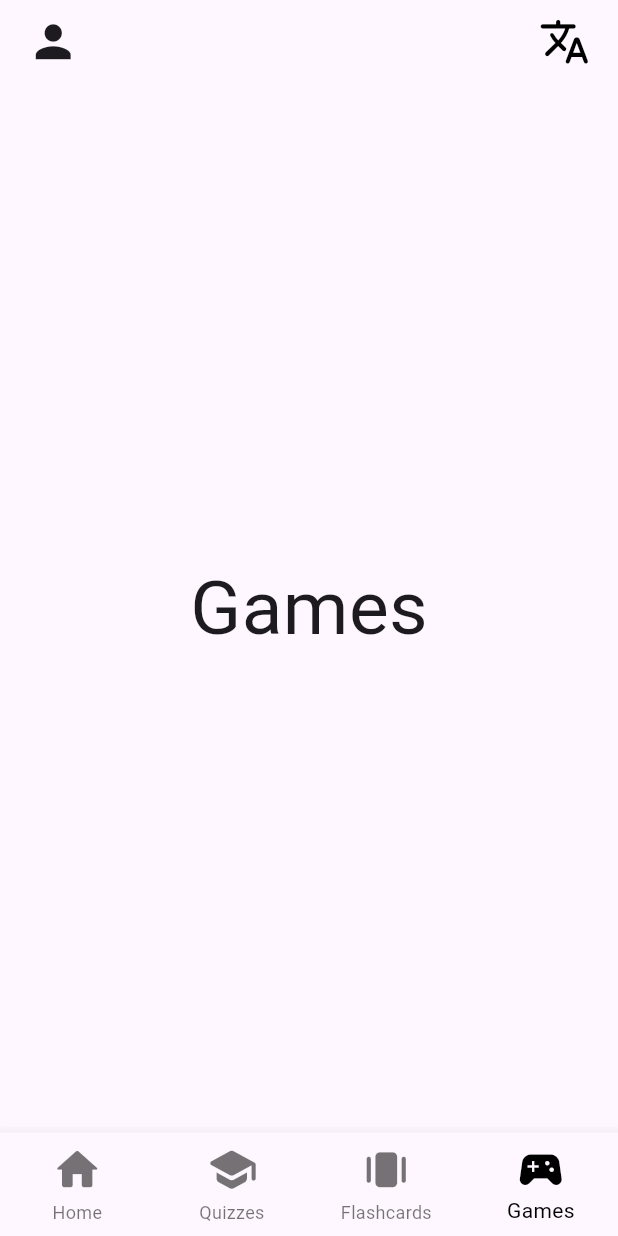
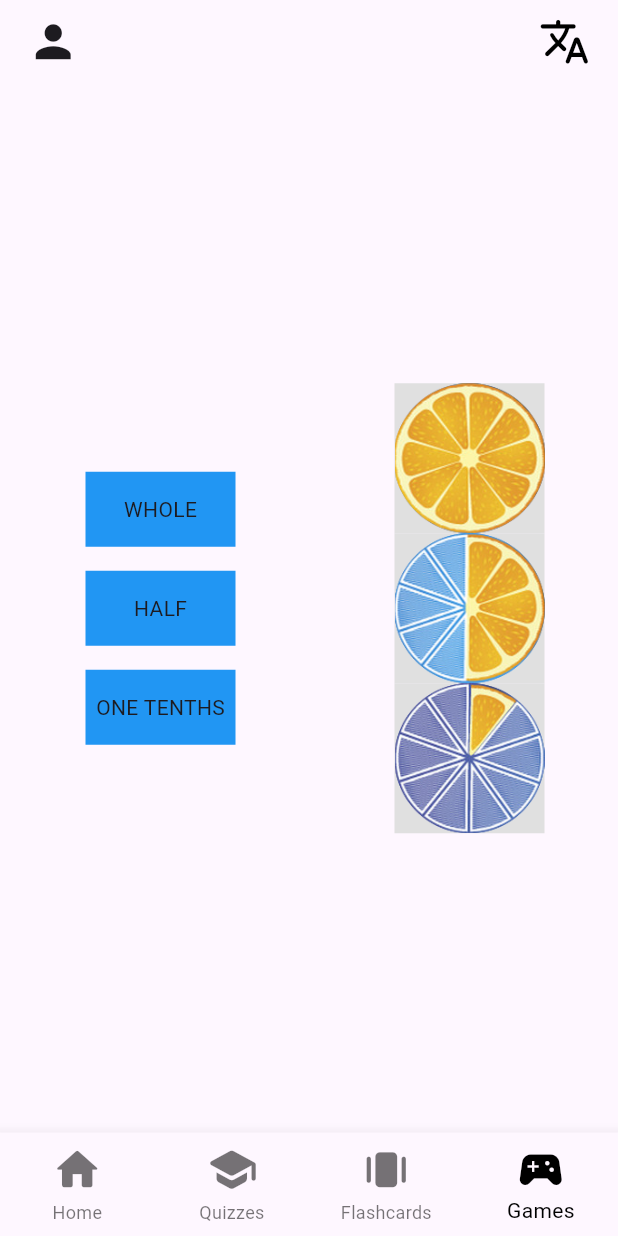
Before and after one commit to FIH-Fractions/bilingual_fractions_flutter_app, a Flutter app: the screen it shows after launch, item 4 of the bottom bar chosen, on a phone screen of 412 x 824 dp. Run offline on Flutter 3.47's test engine with Material 3 defaults, Android fonts, the phone set to English and light mode, and no system bars; our stand-ins replace flip_card, flutter_tts, table_calendar.

Commit message:
updated games section
Added a test page of match the following game. Also, added 3 images to assets folder. Used draggable function. now able to drag a tile to a specific target tile and it gets deleted.

```diff
--- a/lib/flashcard/flashcard_mainview.dart
+++ b/lib/flashcard/flashcard_mainview.dart
@@ -40,13 +40,13 @@ class _flashcardState extends State<flashcard> {
         question: "What does this fraction represent",
         answerEn: "Half", // English answer
         answerEs: "Medio", // Spanish answer
-        imagePath: "assets/half_pizza.png"
+        imagePath: "assets/flashcards/half_pizza.png"
     ),
     Flashcard(
         question: "What does this fraction represent",
         answerEn: "Three Fourths!", // English answer
         answerEs: "Tres Cuartos!", // Example Spanish translation
-        imagePath: "assets/one_fourth_pizza.png"
+        imagePath: "assets/flashcards/one_fourth_pizza.png"
     ),
   ];
 
--- a/lib/games/games.dart
+++ b/lib/games/games.dart
@@ -1,30 +1,116 @@
 import 'package:flutter/material.dart';
 
-class games extends StatefulWidget {
-  const games({super.key});
+
+
+class games extends StatelessWidget {
+  const games({Key? key}) : super(key: key);
 
   @override
-  State<games> createState() => _games();
-}
-
-class _games extends State<games> {
-  @override
   Widget build(BuildContext context) {
-    return Scaffold(
-      body: Center(
-        child: Column(
-          mainAxisAlignment: MainAxisAlignment.spaceEvenly,
-          crossAxisAlignment: CrossAxisAlignment.center,
-          children: [
-            Text(
-              'Games',
-              style: TextStyle(
-                fontSize: 50,
-              ),
-            ),
-          ],
-        ),
+    return MaterialApp(
+      home: Scaffold(
+        body: const MatchGame(),
       ),
+      debugShowCheckedModeBanner: false,
     );
   }
 }
+
+class MatchGame extends StatefulWidget {
+  const MatchGame({Key? key}) : super(key: key);
+
+  @override
+  _MatchGameState createState() => _MatchGameState();
+}
+
+class _MatchGameState extends State<MatchGame> {
+  // Map of items to their matches, using item:image path format
+  final Map<String, String> _items = {
+    'WHOLE': 'assets/games/whole.png',
+    'HALF': 'assets/games/half.png',
+    'ONE TENTHS': 'assets/games/one_tenth.png',
+  };
+
+  // Track matched items to remove them
+  Set<String> _matchedItems = Set();
+
+  @override
+  Widget build(BuildContext context) {
+    return Row(
+      mainAxisAlignment: MainAxisAlignment.spaceAround,
+      children: [
+        // Column for draggable items
+        Column(
+          mainAxisAlignment: MainAxisAlignment.center,
+          children: _items.keys.map((item) {
+            if (!_matchedItems.contains(item)) {
+              return Draggable<String>(
+                data: item,
+                child: Container(
+                  margin: const EdgeInsets.all(8.0),
+                  color: Colors.blue,
+                  height: 50,
+                  width: 100,
+                  child: Center(child: Text(item)),
+                ),
+                feedback: Material(
+                  child: Container(
+                    width: 100,
+                    height: 50,
+                    color: Colors.deepOrange,
+                    child: Center(
+                      child: Text(item),
+                    ),
+                  ),
+                ),
+                childWhenDragging: Container(
+                  height: 50,
+                  width: 100,
+                  color: Colors.lightBlueAccent,
+                  child: Center(child: Text(item)),
+                ),
+              );
+            } else {
+              return Container(); // Placeholder for matched items
+            }
+          }).toList(),
+        ),
+        // Column for target areas
+        Column(
+          mainAxisAlignment: MainAxisAlignment.center,
+          children: _items.entries.map((entry) {
+            if (!_matchedItems.contains(entry.key)) {
+              return DragTarget<String>(
+                onAccept: (receivedItem) {
+                  if (receivedItem == entry.key) {
+                    setState(() {
+                      _matchedItems.add(entry.key); // Mark as matched
+                    });
+                  }
+                },
+                builder: (
+                    BuildContext context,
+                    List<dynamic> accepted,
+                    List<dynamic> rejected,
+                    ) {
+                  return Container(
+                    height: 100, // Adjusted for image size
+                    width: 100, // Adjusted for image size
+                    color: Colors.grey[300], // Optional: Background color for the target area
+                    child: Image.asset(entry.value, fit: BoxFit.cover),
+                  );
+                },
+                onWillAccept: (data) {
+                  // Only accept the drag if it's the correct match
+                  return data == entry.key;
+                },
+              );
+            } else {
+              return Container(); // Placeholder for matched targets
+            }
+          }).toList(),
+        ),
+      ],
+    );
+  }
+}
--- a/lib/main.dart
+++ b/lib/main.dart
@@ -1,11 +1,13 @@
 import 'package:flutter/material.dart';
-import 'package:test1flutter/games/games.dart';
 import 'flashcard/flashcard_mainview.dart';
+import 'games/games.dart';
 import 'home/home.dart';
 import 'profile/progress.dart';
 import 'quiz/quiz.dart';
 
 void main() => runApp(const BottomNavBarApp());
+
+/*void main() => runApp(DraggableExampleApp());*/
 
 class BottomNavBarApp extends StatelessWidget {
   const BottomNavBarApp({super.key});
@@ -14,6 +16,7 @@ class BottomNavBarApp extends StatelessWidget {
   Widget build(BuildContext context) {
     return const MaterialApp(
       home: BottomNavBar(),
+      debugShowCheckedModeBanner: false,
     );
   }
 }
--- a/pubspec.yaml
+++ b/pubspec.yaml
@@ -66,6 +66,8 @@ flutter:
   # To add assets to your application, add an assets section, like this:
   assets:
     - assets/
+    - assets/flashcards/
+    - assets/games/
 
   # An image asset can refer to one or more resolution-specific "variants", see
   # https://flutter.dev/assets-and-images/#resolution-aware
```
Also changed, not shown: assets/flashcards/half_pizza.png (renamed from assets/half_pizza.png), assets/flashcards/one_fourth_pizza.png (renamed from assets/one_fourth_pizza.png), assets/games/half.png (added), assets/games/one_tenth.png (added), assets/games/whole.png (added), 58 other files.
